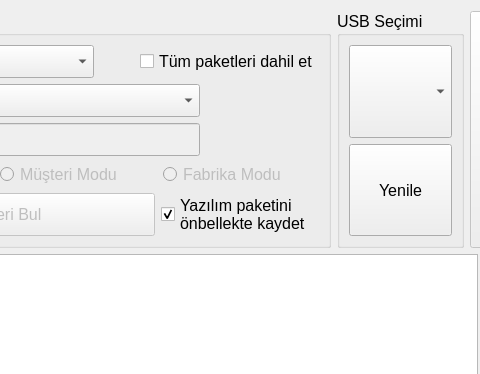
First picture: the form in ui/image_creator_screen.ui, repository cihansenyuz/system_controller, before the edit; both pictures show x 185 to 665 and y 0 to 374 of the 792 by 561 pixel window.
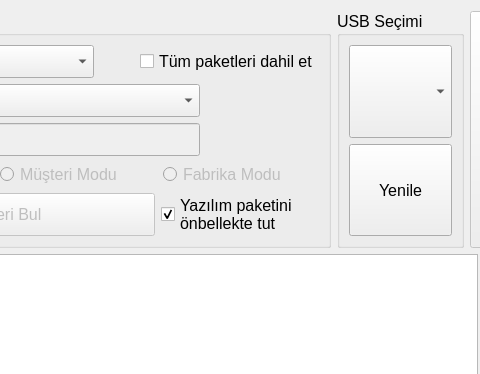
Second picture: the form after the edit.

The edit to the form file:
```diff
--- a/ui/image_creator_screen.ui
+++ b/ui/image_creator_screen.ui
@@ -262,7 +262,7 @@
             </property>
             <property name="text">
              <string>Yazılım paketini
-önbellekte kaydet</string>
+önbellekte tut</string>
             </property>
             <property name="checked">
              <bool>true</bool>
```
